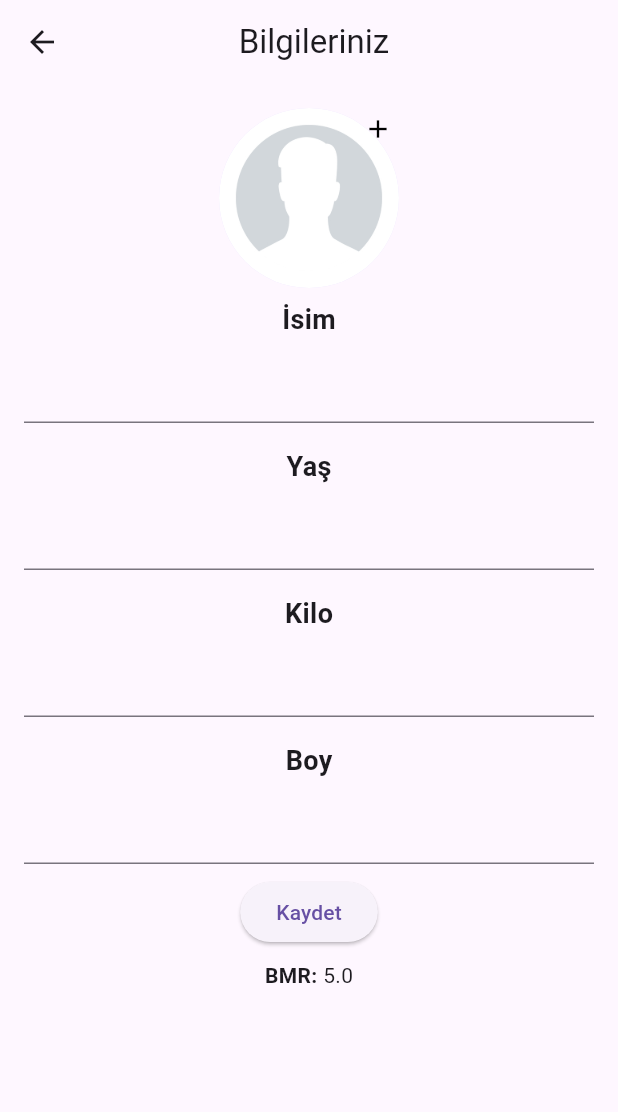
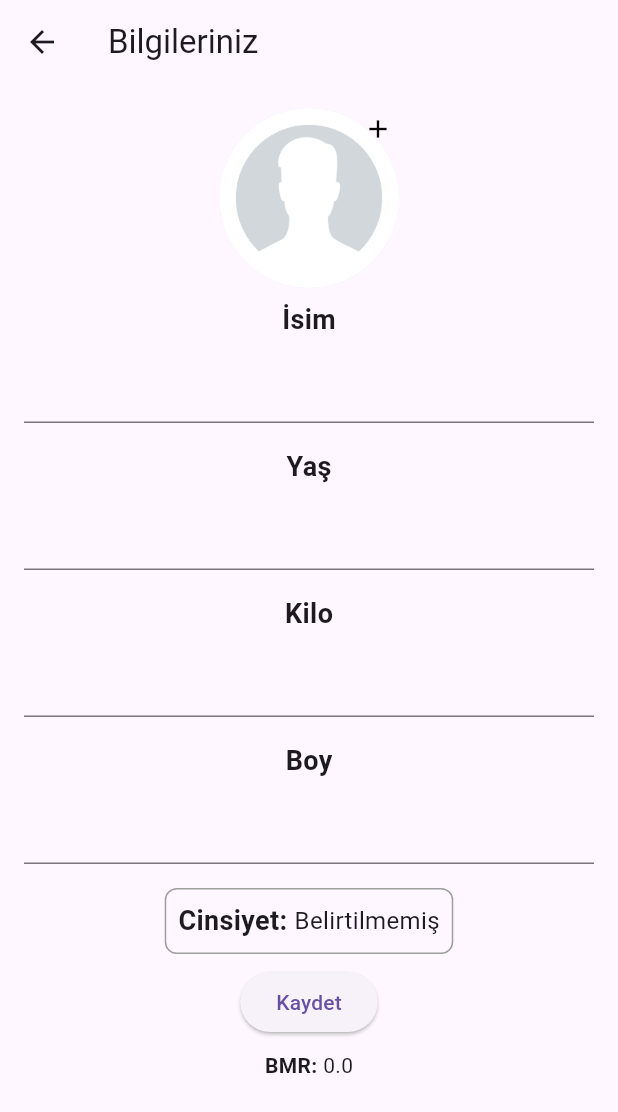
Before and after one commit to Karyabla55/GDSC_SC_Project, a Flutter app: the EmptyPage screen opened directly, after a tap on "Kaydet", on a phone screen of 412 x 824 dp. Shown: the top 1112 px of the screen. Run offline on Flutter 3.47's test engine with Material 3 defaults, Android fonts, the phone set to English and light mode, and no system bars.

Commit message:
info.dart a cinsiyet eklendi
seçilen cinsiyete göre bmr degisimi olusturuldu

```diff
--- a/lib/info.dart
+++ b/lib/info.dart
@@ -17,6 +17,7 @@ class _EmptyPageState extends State<EmptyPage> {
     'age': 0,
     'weight': 0.0,
     'height': 0.0,
+    'gender': '', // Cinsiyet bilgisini ekledik
   };
 
   double bmr = 0.0;
@@ -25,7 +26,7 @@ class _EmptyPageState extends State<EmptyPage> {
   Widget build(BuildContext context) {
     return Scaffold(
       appBar: AppBar(
-        title: Text('                Bilgileriniz'),
+        title: Text('Bilgileriniz'),
       ),
       body: SingleChildScrollView(
         child: Padding(
@@ -71,6 +72,7 @@ class _EmptyPageState extends State<EmptyPage> {
                 _buildInputField("Yaş", ageController),
                 _buildInputField("Kilo", weightController),
                 _buildInputField("Boy", heightController),
+                _buildGenderField(), // Cinsiyet gösterilecek alan
                 ElevatedButton(
                   onPressed: () {
                     saveAndCalculateBMR();
@@ -131,25 +133,65 @@ class _EmptyPageState extends State<EmptyPage> {
     );
   }
 
-  void calculateBMR() {
-    int age = int.tryParse(userData['age'].toString()) ?? 0;
-    double weight = double.tryParse(userData['weight'].toString()) ?? 0.0;
-    double height = double.tryParse(userData['height'].toString()) ?? 0.0;
-
-    if (age != null && weight != null && height != null) {
-      bmr = 10 * weight + 6.25 * height - 5 * age + 5;
-      setState(() {});
-    }
+  Widget _buildGenderField() {
+    return Padding(
+      padding: const EdgeInsets.symmetric(vertical: 8),
+      child: InkWell(
+        onTap: () {
+          _showGenderSelection(); // Cinsiyet seçimi popup'ını göster
+        },
+        child: Container(
+          padding: EdgeInsets.all(8),
+          decoration: BoxDecoration(
+            border: Border.all(color: Colors.grey),
+            borderRadius: BorderRadius.circular(8),
+          ),
+          child: Row(
+            mainAxisSize: MainAxisSize.min,
+            children: [
+              Text(
+                "Cinsiyet: ",
+                style: TextStyle(
+                  fontWeight: FontWeight.bold,
+                  fontSize: 18,
+                ),
+              ),
+              Text(
+                userData['gender'].isEmpty ? 'Belirtilmemiş' : userData['gender'],
+                style: TextStyle(fontSize: 16),
+              ),
+            ],
+          ),
+        ),
+      ),
+    );
   }
 
+  void calculateBMR() {
+    int age = userData['age'];
+    double weight = userData['weight'];
+    double height = userData['height'];
+    String gender = userData['gender'];
 
+    // Cinsiyete göre BMR formülünü uygula
+    if (gender == 'Erkek') {
+      bmr = 10 * weight + 6.25 * height - 5 * age + 5;
+    } else if (gender == 'Kadın') {
+      bmr = 10 * weight + 6.25 * height - 5 * age - 161;
+    } else {
+      // Cinsiyet belirtilmemişse bir hata durumu olabilir
+      print("Hata: Cinsiyet belirtilmemiş.");
+      bmr = 0.0;
+    }
+
+    setState(() {});
+  }
 
   void saveAndCalculateBMR() {
     int age = int.tryParse(userData['age'].toString()) ?? 0;
     double weight = double.tryParse(userData['weight'].toString()) ?? 0.0;
     double height = double.tryParse(userData['height'].toString()) ?? 0.0;
 
-    print("Age: $age, Weight: $weight, Height: $height");
     userData['name'] = nameController.text;
     userData['age'] = age;
     userData['weight'] = weight;
@@ -157,4 +199,36 @@ class _EmptyPageState extends State<EmptyPage> {
 
     calculateBMR();
   }
+
+  Future<void> _showGenderSelection() async {
+    final result = await showDialog(
+      context: context,
+      builder: (context) => AlertDialog(
+        title: Text('Cinsiyet Seçimi'),
+        content: Column(
+          mainAxisSize: MainAxisSize.min,
+          children: [
+            ElevatedButton(
+              onPressed: () {
+                Navigator.pop(context, 'Erkek'); // 'Erkek' cinsiyeti seçildi
+              },
+              child: Text('Erkek'),
+            ),
+            SizedBox(height: 16),
+            ElevatedButton(
+              onPressed: () {
+                Navigator.pop(context, 'Kadın'); // 'Kadın' cinsiyeti seçildi
+              },
+              child: Text('Kadın'),
+            ),
+          ],
+        ),
+      ),
+    );
+
+    if (result != null) {
+      userData['gender'] = result;
+      setState(() {});
+    }
+  }
 }
```
